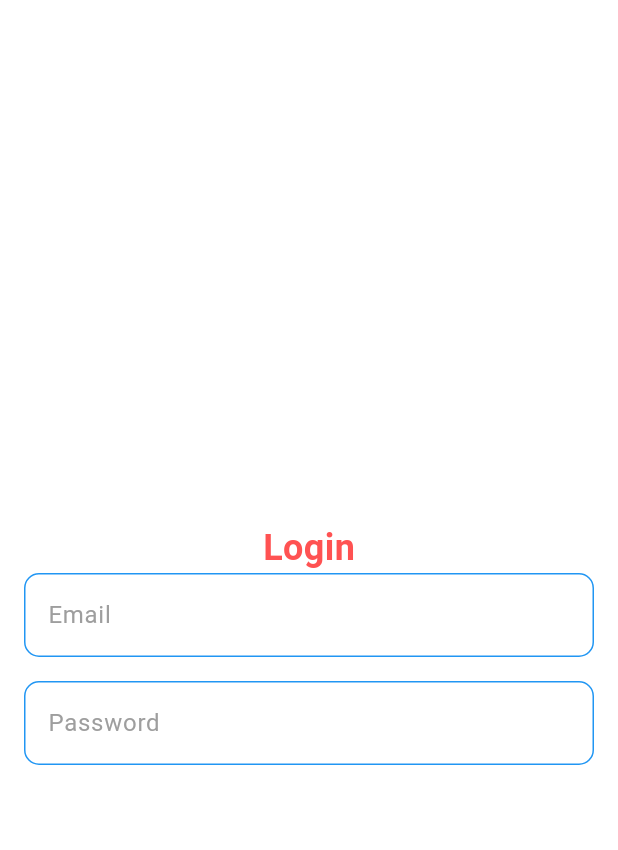
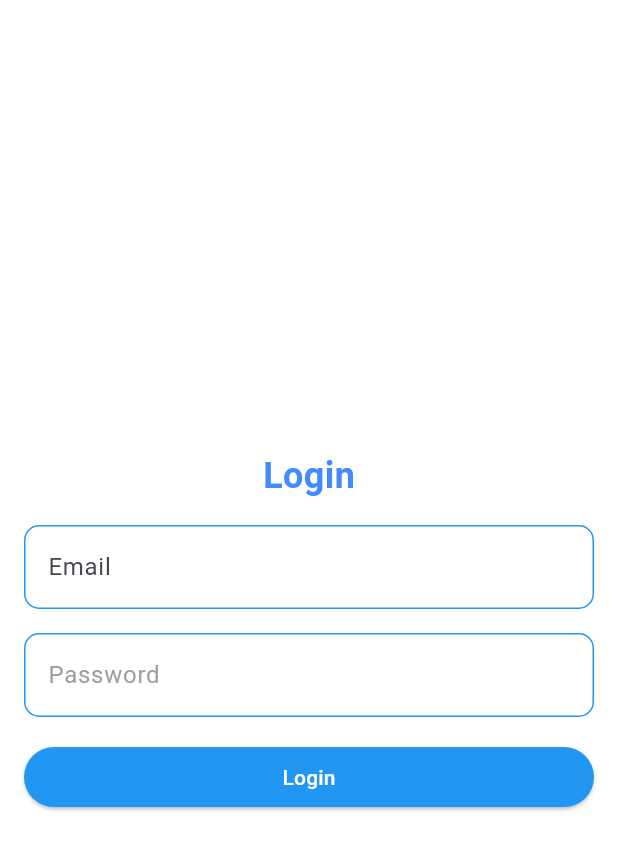
Before and after one commit to adipramanadev/pelajaranflutter, a Flutter app: the HalamanPertama screen opened directly, on a phone screen of 412 x 824 dp. Shown: the top 850 px of the screen. Run offline on Flutter 3.47's test engine with Material 3 defaults, Android fonts, the phone set to English and light mode, and no system bars.

Commit message:
halaman login done

```diff
--- a/lib/halamanpertama.dart
+++ b/lib/halamanpertama.dart
@@ -25,10 +25,14 @@ class _HalamanPertamaState extends State<HalamanPertama> {
                   style: TextStyle(
                     fontSize: 24,
                     fontWeight: FontWeight.bold,
-                    color: Colors.redAccent,
+                    color: Colors.blueAccent,
                   ),
                 ),
+                SizedBox(height: 16.0),
                 TextField(
+                  keyboardType: TextInputType.emailAddress,
+                  autocorrect: false,
+                  textCapitalization: TextCapitalization.none,
                   textAlign: TextAlign.start,
                   style: TextStyle(
                     fontWeight: FontWeight.w400,
@@ -49,6 +53,7 @@ class _HalamanPertamaState extends State<HalamanPertama> {
                       borderSide: BorderSide(color: Colors.blue, width: 1.0),
                     ),
                     hintText: 'Email',
+                    labelText: 'Email',
                     hintStyle: TextStyle(fontSize: 16, color: Colors.grey),
                     filled: true,
                     fillColor: Colors.white,
@@ -81,6 +86,24 @@ class _HalamanPertamaState extends State<HalamanPertama> {
                     fillColor: Colors.white,
                   ),
                 ),
+                SizedBox(height: 16.0),
+                Padding(
+                  padding: EdgeInsetsGeometry.fromLTRB(0, 0, 0, 16.0),
+                  child: SizedBox(
+                    width: double.infinity,
+                    child: ElevatedButton(
+                      style: ElevatedButton.styleFrom(
+                        foregroundColor: Colors.white,
+                        backgroundColor: Colors.blue, // Text color
+                      ),
+                      onPressed: () {
+                        // Handle login action
+                        print('Login button pressed');
+                      },
+                      child: const Text('Login'),
+                    ),
+                  ),
+                ),
               ],
             ),
           ),
--- a/lib/main.dart
+++ b/lib/main.dart
@@ -17,7 +17,6 @@ class MyApp extends StatelessWidget {
         primarySwatch: Colors.blue,
       ),
       home: MateriFlutter(),
-
     );
   }
 }
```
